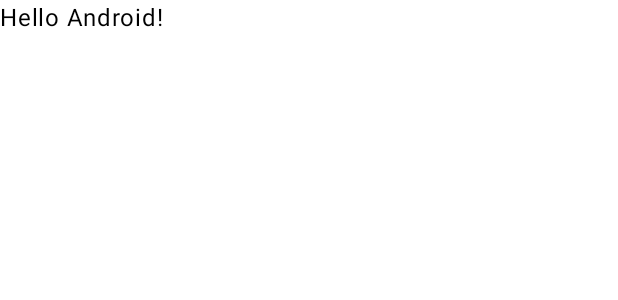
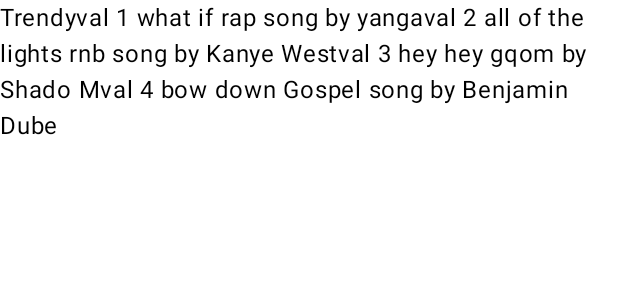
Before and after one commit to ST10468548/Trendy, an Android app built with Jetpack Compose: the @Preview function GreetingPreview, on a phone screen of 412 x 824 dp. Shown: the top 300 px of the screen. Run offline under Robolectric (Android 15) with nearby library versions, the phone set to English and light mode, and no system bars.

Commit message:
my four songs
what if by Yanga rap song
all of the lights by kanye west rnb song
hey hey gqom song by Shado M
bow down gosepel song by benjamin Dube

```diff
--- a/app/src/main/java/com/example/trendy/MainActivity.kt
+++ b/app/src/main/java/com/example/trendy/MainActivity.kt
@@ -33,7 +33,11 @@ class MainActivity : ComponentActivity() {
 @Composable
 fun Greeting(name: String, modifier: Modifier = Modifier) {
     Text(
-        text = "Hello $name!",
+        text = "Trendy" +
+                "val 1 what if rap song by yanga" +
+                "val 2 all of the lights rnb song by Kanye West" +
+                "val 3 hey hey gqom by Shado M" +
+                "val 4 bow down Gospel song by Benjamin Dube",
         modifier = modifier
     )
 }
```
